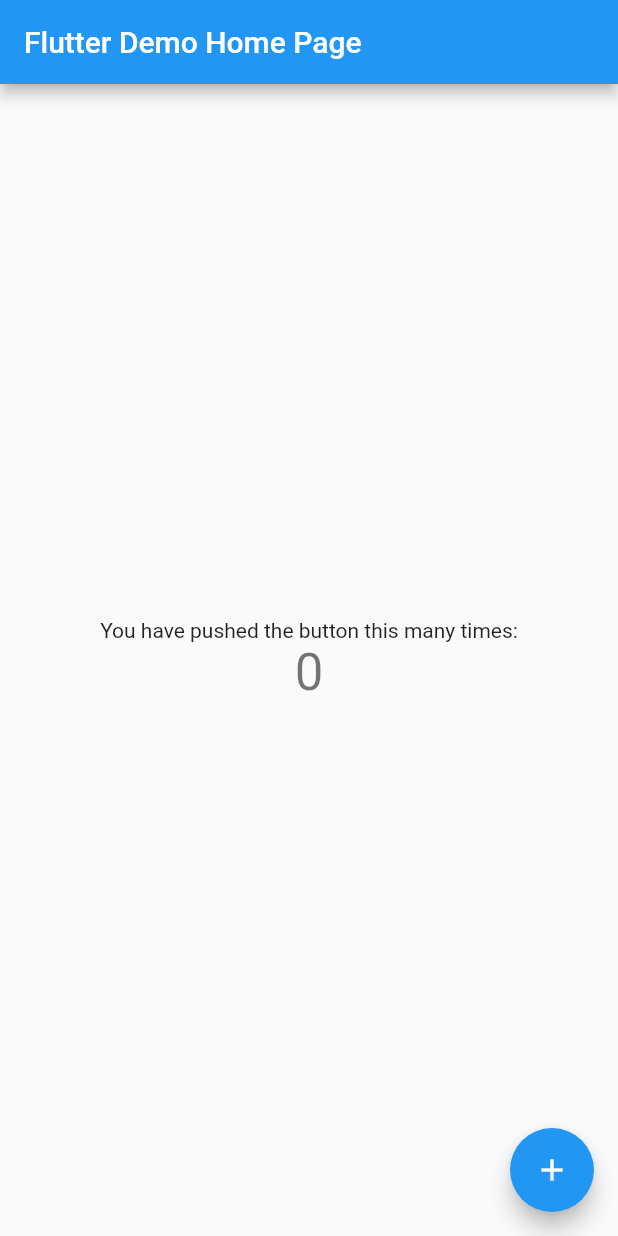
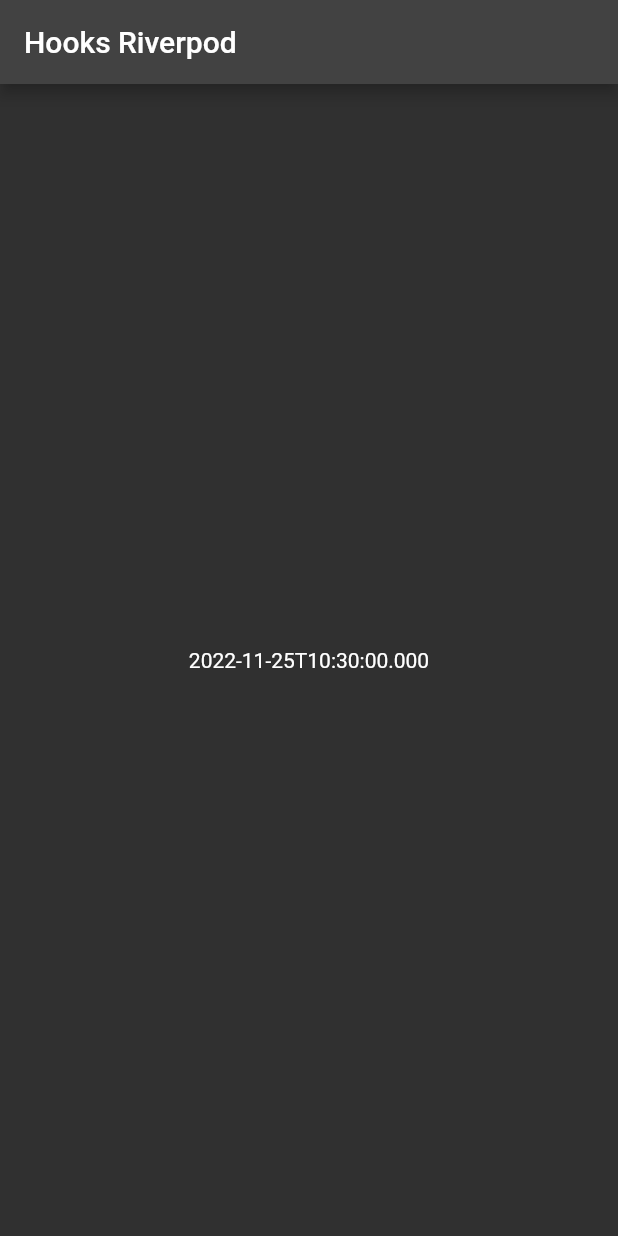
Before and after one commit to Anonymousgaurav/flutter_riverpod, a Flutter app: the screen it shows after launch, on a phone screen of 412 x 824 dp. Run offline on Flutter 3.47's test engine with Material 2 defaults, Android fonts, the phone set to English and light mode, and no system bars; our stand-ins replace hooks_riverpod.

Commit message:
simple demo code of riverpod

```diff
--- a/lib/main.dart
+++ b/lib/main.dart
@@ -1,115 +1,59 @@
 import 'package:flutter/material.dart';
+import 'package:hooks_riverpod/hooks_riverpod.dart';
+
 
 void main() {
-  runApp(const MyApp());
+  runApp(
+    const ProviderScope(child: MyApp())
+  );
 }
 
 class MyApp extends StatelessWidget {
   const MyApp({Key? key}) : super(key: key);
 
-  // This widget is the root of your application.
   @override
   Widget build(BuildContext context) {
     return MaterialApp(
       title: 'Flutter Demo',
+      themeMode: ThemeMode.dark,
+      darkTheme: ThemeData.dark(),
       theme: ThemeData(
-        // This is the theme of your application.
-        //
-        // Try running your application with "flutter run". You'll see the
-        // application has a blue toolbar. Then, without quitting the app, try
-        // changing the primarySwatch below to Colors.green and then invoke
-        // "hot reload" (press "r" in the console where you ran "flutter run",
-        // or simply save your changes to "hot reload" in a Flutter IDE).
-        // Notice that the counter didn't reset back to zero; the application
-        // is not restarted.
         primarySwatch: Colors.blue,
       ),
-      home: const MyHomePage(title: 'Flutter Demo Home Page'),
+      home: const MyHomePage(),
     );
   }
 }
 
-class MyHomePage extends StatefulWidget {
-  const MyHomePage({Key? key, required this.title}) : super(key: key);
+/// Using [ConsumerWidget], this allows the widget tree to listen to changes on provider, so that
+/// the UI automatically updates when needed.
 
-  // This widget is the home page of your application. It is stateful, meaning
-  // that it has a State object (defined below) that contains fields that affect
-  // how it looks.
+/// First and foremost, before reading a provider, we need to obtain a "ref" object.
+/// This object is what allows us to interact with providers.
+final currentDate = Provider<DateTime>((ref)=> DateTime.now());
 
-  // This class is the configuration for the state. It holds the values (in this
-  // case the title) provided by the parent (in this case the App widget) and
-  // used by the build method of the State. Fields in a Widget subclass are
-  // always marked "final".
+/// final myProvider, the declaration of a variable.
+/// This variable is what we will use in the future to read the state of our provider.
+/// Providers should always be final.
+class MyHomePage extends ConsumerWidget {
+  const MyHomePage({Key? key}) : super(key: key);
 
-  final String title;
+  /// An object that allows widgets to interact with providers.
+  /// Returns the value exposed by a provider and rebuild the widget when that
 
   @override
-  State<MyHomePage> createState() => _MyHomePageState();
-}
-
-class _MyHomePageState extends State<MyHomePage> {
-  int _counter = 0;
-
-  void _incrementCounter() {
-    setState(() {
-      // This call to setState tells the Flutter framework that something has
-      // changed in this State, which causes it to rerun the build method below
-      // so that the display can reflect the updated values. If we changed
-      // _counter without calling setState(), then the build method would not be
-      // called again, and so nothing would appear to happen.
-      _counter++;
-    });
-  }
-
-  @override
-  Widget build(BuildContext context) {
-    // This method is rerun every time setState is called, for instance as done
-    // by the _incrementCounter method above.
-    //
-    // The Flutter framework has been optimized to make rerunning build methods
-    // fast, so that you can just rebuild anything that needs updating rather
-    // than having to individually change instances of widgets.
+  Widget build(BuildContext context,WidgetRef ref) {
+    /// watching the changes
+    final dateTime = ref.watch(currentDate);
     return Scaffold(
       appBar: AppBar(
-        // Here we take the value from the MyHomePage object that was created by
-        // the App.build method, and use it to set our appbar title.
-        title: Text(widget.title),
+        title: const Text("Hooks Riverpod"),
       ),
       body: Center(
-        // Center is a layout widget. It takes a single child and positions it
-        // in the middle of the parent.
-        child: Column(
-          // Column is also a layout widget. It takes a list of children and
-          // arranges them vertically. By default, it sizes itself to fit its
-          // children horizontally, and tries to be as tall as its parent.
-          //
-          // Invoke "debug painting" (press "p" in the console, choose the
-          // "Toggle Debug Paint" action from the Flutter Inspector in Android
-          // Studio, or the "Toggle Debug Paint" command in Visual Studio Code)
-          // to see the wireframe for each widget.
-          //
-          // Column has various properties to control how it sizes itself and
-          // how it positions its children. Here we use mainAxisAlignment to
-          // center the children vertically; the main axis here is the vertical
-          // axis because Columns are vertical (the cross axis would be
-          // horizontal).
-          mainAxisAlignment: MainAxisAlignment.center,
-          children: <Widget>[
-            const Text(
-              'You have pushed the button this many times:',
-            ),
-            Text(
-              '$_counter',
-              style: Theme.of(context).textTheme.headline4,
-            ),
-          ],
+        child: Text(
+          dateTime.toIso8601String()
         ),
       ),
-      floatingActionButton: FloatingActionButton(
-        onPressed: _incrementCounter,
-        tooltip: 'Increment',
-        child: const Icon(Icons.add),
-      ), // This trailing comma makes auto-formatting nicer for build methods.
     );
   }
 }
--- a/pubspec.yaml
+++ b/pubspec.yaml
@@ -34,6 +34,7 @@ dependencies:
   # The following adds the Cupertino Icons font to your application.
   # Use with the CupertinoIcons class for iOS style icons.
   cupertino_icons: ^1.0.2
+  hooks_riverpod: ^1.0.3+1
 
 dev_dependencies:
   flutter_test:
```
Also changed, not shown: pubspec.lock.
